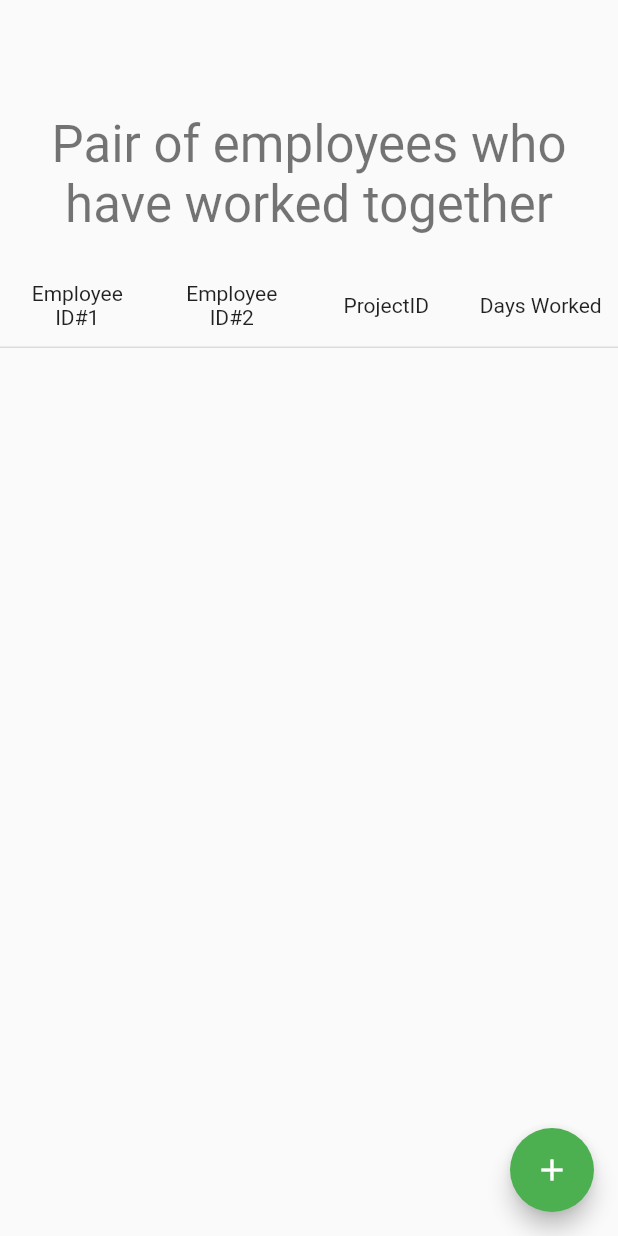
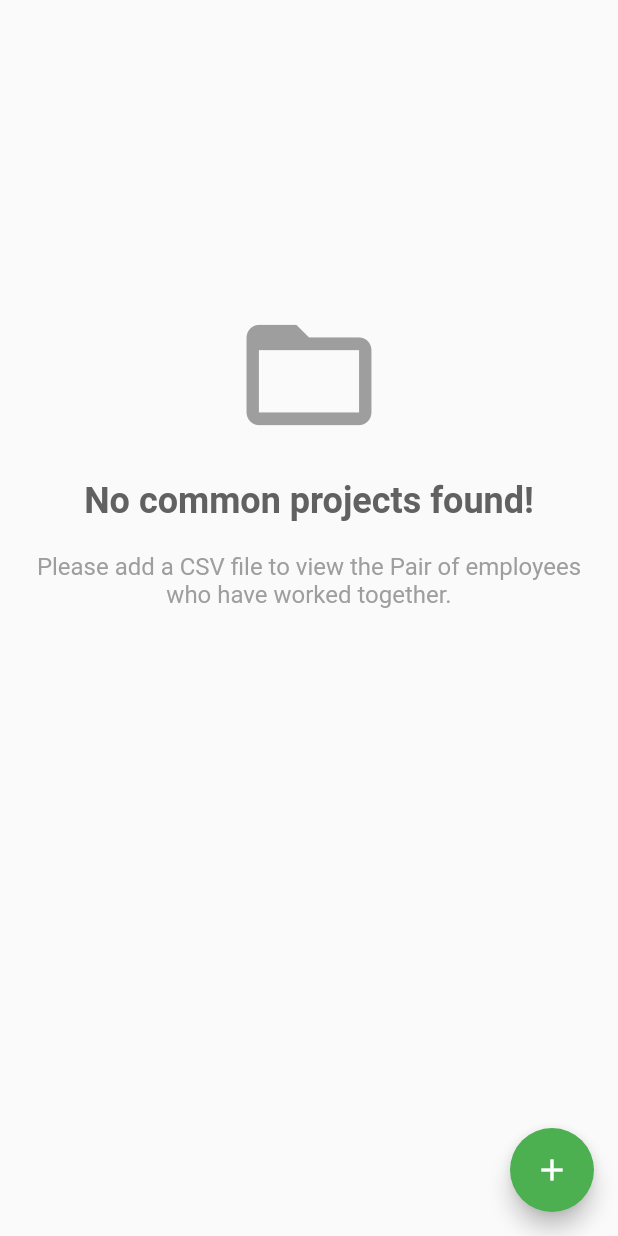
Before and after one commit to IsaiasCuvula/isaias_cuvula_employees, a Flutter app: the screen it shows after launch, after a tap on the "add" icon, on a phone screen of 412 x 824 dp. Run offline on Flutter 3.47's test engine with Material 2 defaults, Android fonts, the light colour scheme and no system bars; drawn by our look-alikes of syncfusion_flutter_datagrid; our stand-ins replace csv, file_picker, flutter_riverpod.

Commit message:
empty page added

```diff
--- a/lib/presentation/pages/home_page.dart
+++ b/lib/presentation/pages/home_page.dart
@@ -30,14 +30,15 @@ class HomePage extends ConsumerWidget {
             final employeeDataSource = EmployeeDataGrid(
               employeePairData: employeesProjects,
             );
-            return Column(
-              crossAxisAlignment: CrossAxisAlignment.stretch,
+            return employeesProjects.isEmpty
+                ? const EmptyProjectsPage()
+                : Column(
                     children: [
                       Padding(
                         padding: const EdgeInsets.all(20.0),
                         child: Text(
                           'Pair of employees who have worked together',
-                    style: Theme.of(context).textTheme.headlineMedium,
+                          style: Theme.of(context).textTheme.headlineSmall,
                           textAlign: TextAlign.center,
                         ),
                       ),
--- /dev/null
+++ b/lib/presentation/widgets/empty_projects_page.dart
@@ -0,0 +1,41 @@
+import 'package:flutter/material.dart';
+
+class EmptyProjectsPage extends StatelessWidget {
+  const EmptyProjectsPage({Key? key}) : super(key: key);
+
+  @override
+  Widget build(BuildContext context) {
+    return Container(
+      height: MediaQuery.of(context).size.height * 0.6,
+      padding: const EdgeInsets.all(20.0),
+      child: Column(
+        mainAxisAlignment: MainAxisAlignment.center,
+        children: [
+          const Icon(
+            Icons.folder_open_outlined,
+            size: 100,
+            color: Colors.grey,
+          ),
+          const SizedBox(height: 20),
+          Text(
+            'No common projects found!',
+            style: TextStyle(
+              fontSize: 24,
+              fontWeight: FontWeight.bold,
+              color: Colors.grey[700],
+            ),
+          ),
+          const SizedBox(height: 20),
+          Text(
+            'Please add a CSV file to view the Pair of employees who have worked together.',
+            textAlign: TextAlign.center,
+            style: TextStyle(
+              fontSize: 16,
+              color: Colors.grey[500],
+            ),
+          ),
+        ],
+      ),
+    );
+  }
+}
--- a/lib/presentation/widgets/widgets.dart
+++ b/lib/presentation/widgets/widgets.dart
@@ -1,2 +1,3 @@
 export 'grid_title.dart';
 export 'employee_data_grid.dart';
+export 'empty_projects_page.dart';
```
Lines whose indentation alone changed are shown as unchanged.
